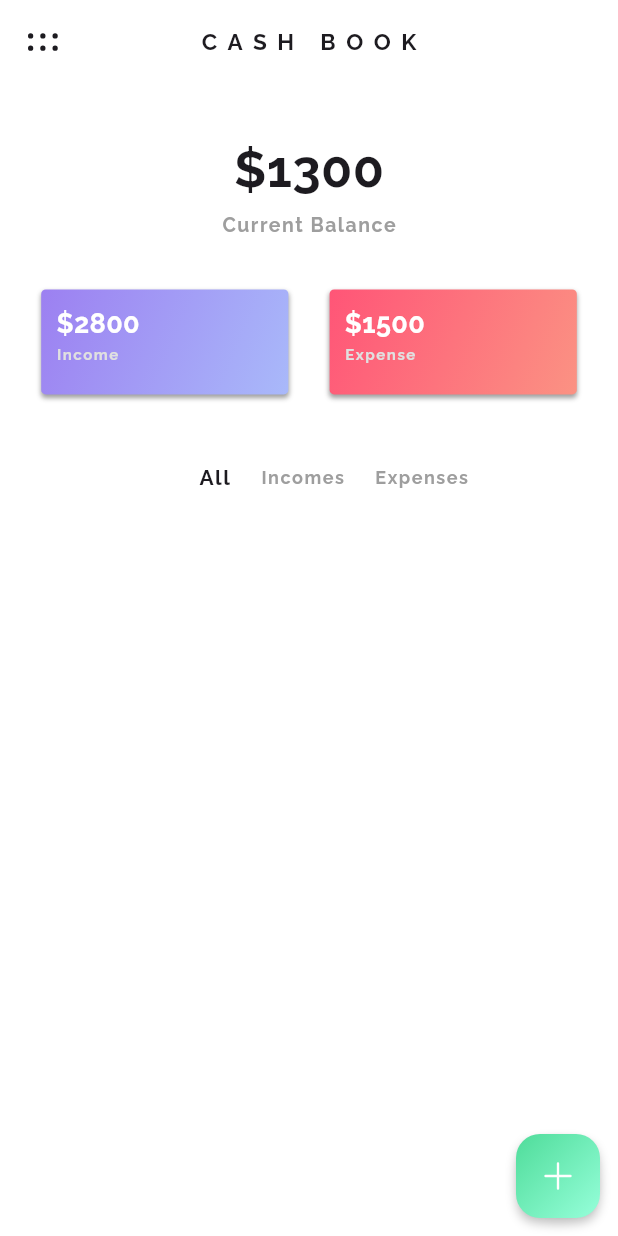
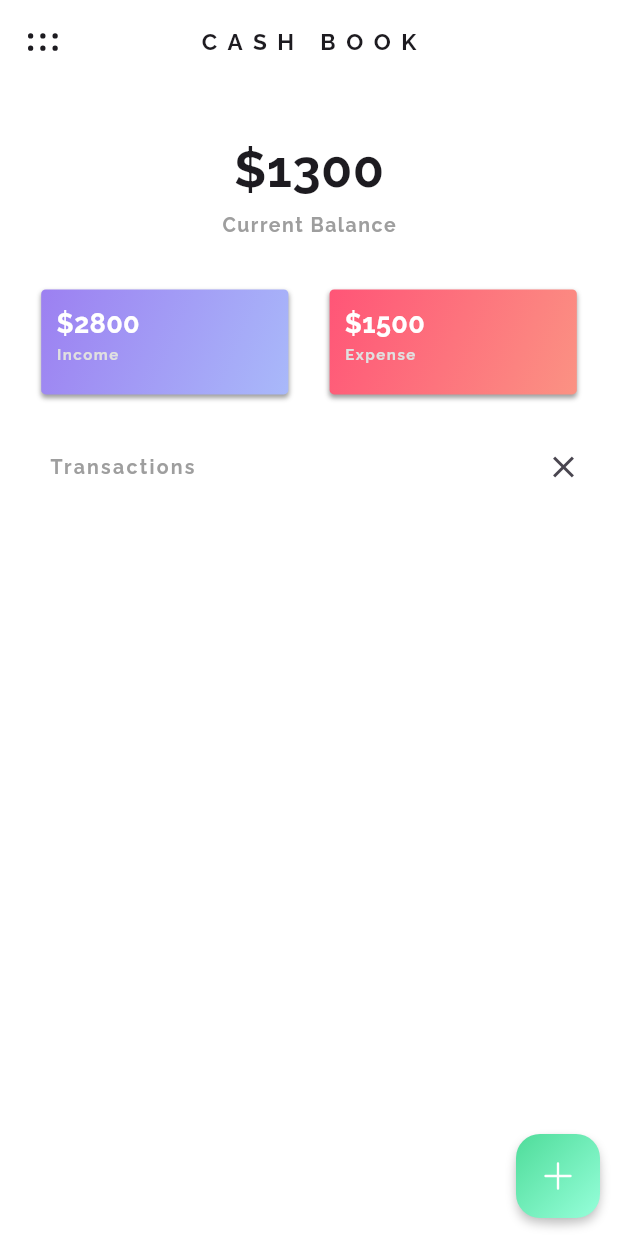
Before and after one commit to itsAliTahir/Expense-Tracker, a Flutter app: the screen it shows after launch, on a phone screen of 412 x 824 dp. Run offline on Flutter 3.47's test engine with Material 3 defaults, Android fonts, the phone set to English and light mode, and no system bars; drawn by our look-alikes of animated_flip_counter; our stand-ins replace fluentui_system_icons.

```diff
--- a/lib/screens/home_screen/home_screen_body.dart
+++ b/lib/screens/home_screen/home_screen_body.dart
@@ -2,7 +2,7 @@ import 'package:cash_book_expense_tracker/screens/home_screen/appbar.dart';
 import 'package:cash_book_expense_tracker/screens/home_screen/current_balance.dart';
 import 'package:cash_book_expense_tracker/screens/home_screen/floatingactionbutton.dart';
 import 'package:cash_book_expense_tracker/screens/home_screen/income_expenses.dart';
-import 'package:cash_book_expense_tracker/screens/home_screen/select_category.dart';
+import 'package:cash_book_expense_tracker/screens/home_screen/select_type.dart';
 import 'package:flutter/material.dart';
 
 class MyHomeScreenBody extends StatelessWidget {
@@ -19,7 +19,7 @@ class MyHomeScreenBody extends StatelessWidget {
       body: Column(children: [
         MyCurrentBalance(),
         MyIncomeExpenses(),
-        MySelectCategory(),
+        MySelectType(),
       ]),
       floatingActionButtonLocation: FloatingActionButtonLocation.miniEndFloat,
       floatingActionButton: MyFloatingActionButton(),
--- a/lib/screens/home_screen/select_category.dart
+++ /dev/null
@@ -1,63 +0,0 @@
-import 'package:flutter/material.dart';
-
-class MySelectCategory extends StatelessWidget {
-  const MySelectCategory({super.key});
-
-  @override
-  Widget build(BuildContext context) {
-    double screenHeight = MediaQuery.of(context).size.height;
-    double screenWidth = MediaQuery.of(context).size.width;
-
-    return Container(
-      margin: EdgeInsets.symmetric(vertical: screenHeight * 0.055),
-      padding: EdgeInsets.only(left: screenWidth * 0.08),
-      child: Align(
-        alignment: Alignment.center,
-        child: SingleChildScrollView(
-          scrollDirection: Axis.horizontal,
-          child: Row(
-            mainAxisAlignment: MainAxisAlignment.center,
-            crossAxisAlignment: CrossAxisAlignment.center,
-            children: [
-              Text(
-                "All",
-                style: TextStyle(
-                  fontFamily: "Raleway",
-                  fontWeight: FontWeight.bold,
-                  fontSize: 14,
-                  letterSpacing: 1,
-                ),
-              ),
-              SizedBox(
-                width: 20,
-              ),
-              Text(
-                "Incomes",
-                style: TextStyle(
-                  fontFamily: "Raleway",
-                  fontWeight: FontWeight.bold,
-                  fontSize: 12,
-                  letterSpacing: 1,
-                  color: Theme.of(context).secondaryHeaderColor,
-                ),
-              ),
-              SizedBox(
-                width: 20,
-              ),
-              Text(
-                "Expenses",
-                style: TextStyle(
-                  fontFamily: "Raleway",
-                  fontWeight: FontWeight.bold,
-                  fontSize: 12,
-                  letterSpacing: 1,
-                  color: Theme.of(context).secondaryHeaderColor,
-                ),
-              ),
-            ],
-          ),
-        ),
-      ),
-    );
-  }
-}
--- /dev/null
+++ b/lib/screens/home_screen/select_type.dart
@@ -0,0 +1,43 @@
+import 'package:fluentui_system_icons/fluentui_system_icons.dart';
+import 'package:flutter/material.dart';
+
+class MySelectType extends StatelessWidget {
+  const MySelectType({super.key});
+
+  @override
+  Widget build(BuildContext context) {
+    double screenHeight = MediaQuery.of(context).size.height;
+    double screenWidth = MediaQuery.of(context).size.width;
+
+    return Container(
+      margin: EdgeInsets.symmetric(vertical: screenHeight * 0.03),
+      padding:
+          EdgeInsets.only(left: screenWidth * 0.08, right: screenWidth * 0.03),
+      child: Column(
+        children: [
+          Row(),
+          Row(
+            mainAxisAlignment: MainAxisAlignment.spaceBetween,
+            children: [
+              Text(
+                "Transactions",
+                style: TextStyle(
+                  fontFamily: "Raleway",
+                  fontWeight: FontWeight.bold,
+                  fontSize: 13,
+                  letterSpacing: 1.5,
+                  color: Theme.of(context).secondaryHeaderColor,
+                ),
+              ),
+              IconButton(
+                onPressed: () {},
+                icon: Icon(Icons.close),
+                style: ButtonStyle(iconSize: MaterialStatePropertyAll(24)),
+              )
+            ],
+          ),
+        ],
+      ),
+    );
+  }
+}
```
Also changed, not shown: lib/provider/models/category_model.dart (added, +14 -0 lines), lib/screens/home_screen/transactions_list.dart (added, +19 -0 lines).
